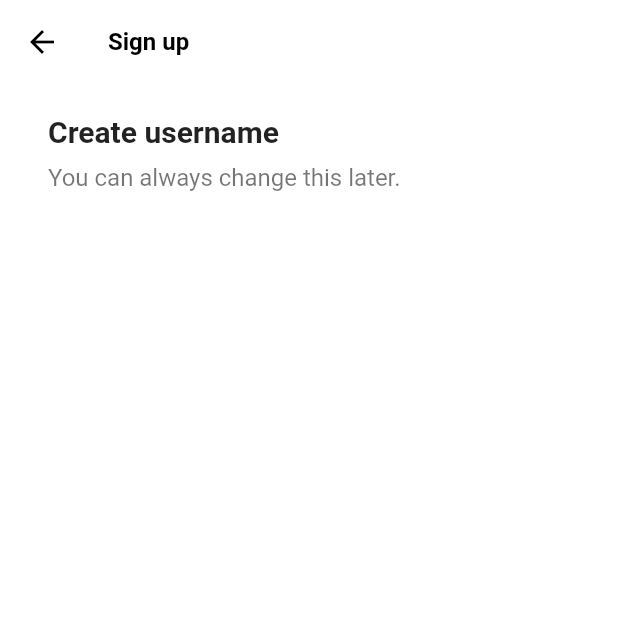
After one commit to GwangjoGong/tiktok-clone, a Flutter app: the screen it shows after launch, after a tap on "Use email & password", on a phone screen of 412 x 824 dp, the top half of it. The commit adds this screen. Run offline on Flutter 3.47's test engine with Material 2 defaults, Android fonts, the phone set to English and light mode, and no system bars; our stand-ins replace font_awesome_flutter.

Commit message:
#4.3 Sign Up Form

```diff
--- /dev/null
+++ b/lib/features/authentication/email_screen.dart
@@ -0,0 +1,44 @@
+import 'package:flutter/material.dart';
+import 'package:tiktok_clone/constants/gaps.dart';
+import 'package:tiktok_clone/constants/sizes.dart';
+
+class EmailScreen extends StatelessWidget {
+  const EmailScreen({super.key});
+
+  @override
+  Widget build(BuildContext context) {
+    return Scaffold(
+      appBar: AppBar(
+        title: const Text(
+          'Sign up',
+        ),
+      ),
+      body: Padding(
+        padding: const EdgeInsets.symmetric(
+          horizontal: Sizes.size32,
+        ),
+        child: Column(
+          crossAxisAlignment: CrossAxisAlignment.start,
+          children: const [
+            Gaps.v20,
+            Text(
+              "Create username",
+              style: TextStyle(
+                fontSize: Sizes.size20,
+                fontWeight: FontWeight.w700,
+              ),
+            ),
+            Gaps.v10,
+            Text(
+              "You can always change this later.",
+              style: TextStyle(
+                fontSize: Sizes.size16,
+                color: Colors.black54,
+              ),
+            ),
+          ],
+        ),
+      ),
+    );
+  }
+}
--- a/lib/features/authentication/sign_up_screen.dart
+++ b/lib/features/authentication/sign_up_screen.dart
@@ -2,17 +2,27 @@ import 'package:flutter/material.dart';
 import 'package:font_awesome_flutter/font_awesome_flutter.dart';
 import 'package:tiktok_clone/constants/gaps.dart';
 import 'package:tiktok_clone/constants/sizes.dart';
+import 'package:tiktok_clone/features/authentication/email_screen.dart';
 import 'package:tiktok_clone/features/authentication/login_screen.dart';
 import 'package:tiktok_clone/features/authentication/widgets/auth_button.dart';
 
 class SignUpScreen extends StatelessWidget {
   const SignUpScreen({super.key});
 
-  void onLoginTap(BuildContext context) {
+  void _onLoginTap(BuildContext context) {
     Navigator.of(context).push(MaterialPageRoute(
       builder: (context) => const LoginScreen(),
     ));
   }
+
+  void _onEmailTap(BuildContext context) {
+    Navigator.of(context).push(MaterialPageRoute(
+      builder: (context) => const EmailScreen(),
+    ));
+  }
+
+  void _onAppleTap(BuildContext context) {}
+  void _onGoogleTap(BuildContext context) {}
 
   @override
   Widget build(BuildContext context) {
@@ -21,9 +31,9 @@ class SignUpScreen extends StatelessWidget {
         child: Padding(
           padding: const EdgeInsets.symmetric(horizontal: Sizes.size40),
           child: Column(
-            children: const [
+            children: [
               Gaps.v80,
-              Text(
+              const Text(
                 "Sign up for TikTok",
                 style: TextStyle(
                   fontSize: Sizes.size24,
@@ -31,7 +41,7 @@ class SignUpScreen extends StatelessWidget {
                 ),
               ),
               Gaps.v20,
-              Text(
+              const Text(
                 "Create a profile, follow other accounts, make your own videos, and more.",
                 style: TextStyle(
                   fontSize: Sizes.size16,
@@ -41,17 +51,20 @@ class SignUpScreen extends StatelessWidget {
               ),
               Gaps.v40,
               AuthButton(
-                faIcon: FaIcon(FontAwesomeIcons.user),
+                onTap: _onEmailTap,
+                faIcon: const FaIcon(FontAwesomeIcons.user),
                 text: "Use email & password",
               ),
               Gaps.v16,
               AuthButton(
-                faIcon: FaIcon(FontAwesomeIcons.apple),
+                onTap: _onAppleTap,
+                faIcon: const FaIcon(FontAwesomeIcons.apple),
                 text: "Continue with Apple",
               ),
               Gaps.v16,
               AuthButton(
-                faIcon: FaIcon(FontAwesomeIcons.google),
+                onTap: _onGoogleTap,
+                faIcon: const FaIcon(FontAwesomeIcons.google),
                 text: "Continue with Google",
               ),
             ],
@@ -60,12 +73,12 @@ class SignUpScreen extends StatelessWidget {
       ),
       bottomNavigationBar: BottomAppBar(
         elevation: 2,
-        color: Colors.grey.shade100,
+        color: Colors.grey.shade50,
         child: Container(
           decoration: BoxDecoration(
             border: Border(
                 top: BorderSide(
-              color: Colors.grey.shade300,
+              color: Colors.grey.shade200,
               width: 1,
             )),
           ),
@@ -82,7 +95,7 @@ class SignUpScreen extends StatelessWidget {
                 ),
                 Gaps.h5,
                 GestureDetector(
-                  onTap: () => onLoginTap(context),
+                  onTap: () => _onLoginTap(context),
                   child: Text(
                     "Log in",
                     style: TextStyle(
--- a/lib/features/authentication/widgets/auth_button.dart
+++ b/lib/features/authentication/widgets/auth_button.dart
@@ -5,12 +5,19 @@ import 'package:tiktok_clone/constants/sizes.dart';
 class AuthButton extends StatelessWidget {
   final String text;
   final FaIcon faIcon;
+  final void Function(BuildContext context) onTap;
 
-  const AuthButton({super.key, required this.text, required this.faIcon});
+  const AuthButton(
+      {super.key,
+      required this.text,
+      required this.faIcon,
+      required this.onTap});
 
   @override
   Widget build(BuildContext context) {
-    return FractionallySizedBox(
+    return GestureDetector(
+      onTap: () => onTap(context),
+      child: FractionallySizedBox(
         widthFactor: 1,
         child: Container(
           padding: const EdgeInsets.symmetric(
@@ -41,6 +48,7 @@ class AuthButton extends StatelessWidget {
             ],
           ),
         ),
+      ),
     );
   }
 }
--- a/lib/main.dart
+++ b/lib/main.dart
@@ -1,4 +1,5 @@
 import 'package:flutter/material.dart';
+import 'package:tiktok_clone/constants/sizes.dart';
 import 'package:tiktok_clone/features/authentication/sign_up_screen.dart';
 
 void main() {
@@ -15,6 +16,17 @@ class TiktokApp extends StatelessWidget {
       title: 'Flutter Demo',
       theme: ThemeData(
         primaryColor: const Color(0xFFE9435A),
+        scaffoldBackgroundColor: Colors.white,
+        appBarTheme: const AppBarTheme(
+          foregroundColor: Colors.black,
+          backgroundColor: Colors.white,
+          elevation: 0,
+          titleTextStyle: TextStyle(
+            color: Colors.black,
+            fontSize: Sizes.size16,
+            fontWeight: FontWeight.w700,
+          ),
+        ),
       ),
       home: const SignUpScreen(),
     );
```
Also changed, not shown: lib/features/authentication/login_screen.dart (+15 -9 lines), lib/features/authentication/username_screen.dart (added). Lines whose indentation alone changed are shown as unchanged.
